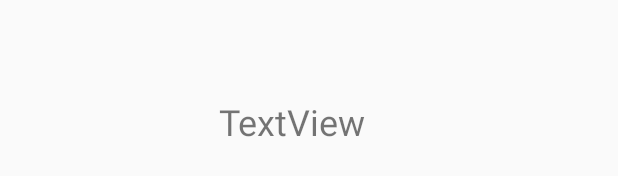
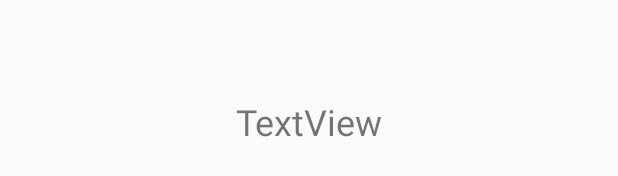
Before and after one commit to Xrrry/MyApplication, an Android app: the layout activity_main2.xml on its own in the app's theme, with its tools: preview values and no code run, on a phone screen of 412 x 824 dp. Shown: the part 407-583 px from the top of the screen. Run offline under Robolectric (Android 15) with nearby library versions, the phone set to English and light mode, and no system bars.

Commit message:
10.10.final

```diff
--- a/app/src/main/java/com/example/myapplication/Main2Activity.java
+++ b/app/src/main/java/com/example/myapplication/Main2Activity.java
@@ -16,12 +16,15 @@ public class Main2Activity extends AppCompatActivity {
         // 隐藏状态栏
         getWindow().setFlags(WindowManager.LayoutParams.FLAG_FULLSCREEN,
                 WindowManager.LayoutParams.FLAG_FULLSCREEN);
+
+        setContentView(R.layout.activity_main2);
+
         String name = getIntent().getStringExtra("name");
         String passwd = getIntent().getStringExtra("passwd");
         TextView tx1 = findViewById(R.id.textView5);
         TextView tx2 = findViewById(R.id.textView6);
         tx1.setText(name);
         tx2.setText(passwd);
-        setContentView(R.layout.activity_main2);
+
     }
 }
--- a/app/src/main/java/com/example/myapplication/signin2.java
+++ b/app/src/main/java/com/example/myapplication/signin2.java
@@ -20,7 +20,10 @@ public class signin2 extends AppCompatActivity {
         getWindow().setFlags(WindowManager.LayoutParams.FLAG_FULLSCREEN,
                 WindowManager.LayoutParams.FLAG_FULLSCREEN);
 
-        Button bt2 = findViewById(R.id.button2);
+        setContentView(R.layout.activity_signin2);
+
+
+        Button bt2 = (Button) (signin2.this.findViewById(R.id.submit));
         bt2.setOnClickListener(new View.OnClickListener() {
             @Override
             public void onClick(View v) {
@@ -35,6 +38,5 @@ public class signin2 extends AppCompatActivity {
             }
         });
 
-        setContentView(R.layout.activity_signin2);
     }
 }
--- a/app/src/main/res/layout/activity_main2.xml
+++ b/app/src/main/res/layout/activity_main2.xml
@@ -16,7 +16,6 @@
         android:text="TextView"
         android:textSize="24sp"
         app:layout_constraintEnd_toEndOf="parent"
-        app:layout_constraintHorizontal_bias="0.452"
         app:layout_constraintStart_toStartOf="parent"
         app:layout_constraintTop_toBottomOf="@+id/textView5" />
 
@@ -31,7 +30,6 @@
         android:textSize="24sp"
         app:layout_constraintBottom_toBottomOf="parent"
         app:layout_constraintEnd_toEndOf="parent"
-        app:layout_constraintHorizontal_bias="0.456"
         app:layout_constraintStart_toStartOf="parent"
         app:layout_constraintTop_toTopOf="parent"
         app:layout_constraintVertical_bias="0.0" />
--- a/app/src/main/res/layout/activity_signin2.xml
+++ b/app/src/main/res/layout/activity_signin2.xml
@@ -64,7 +64,7 @@
         app:layout_constraintTop_toBottomOf="@+id/textView3" />
 
     <Button
-        android:id="@+id/button2"
+        android:id="@+id/submit"
         android:layout_width="wrap_content"
         android:layout_height="wrap_content"
         android:layout_marginTop="92dp"
```
